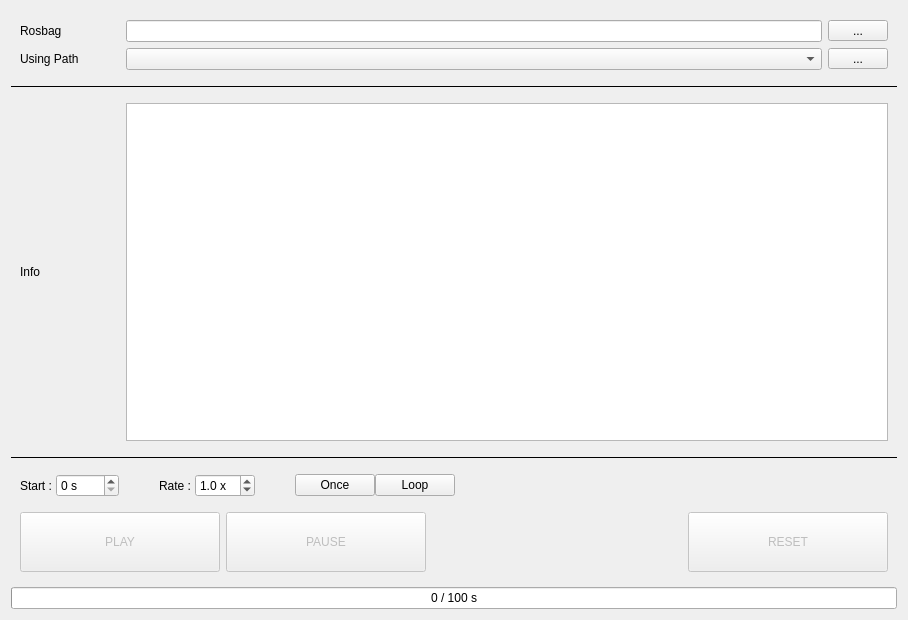
Above: ui/player.ui from yyamazaki933/rosbag_player before the change. Below: the same form after it.
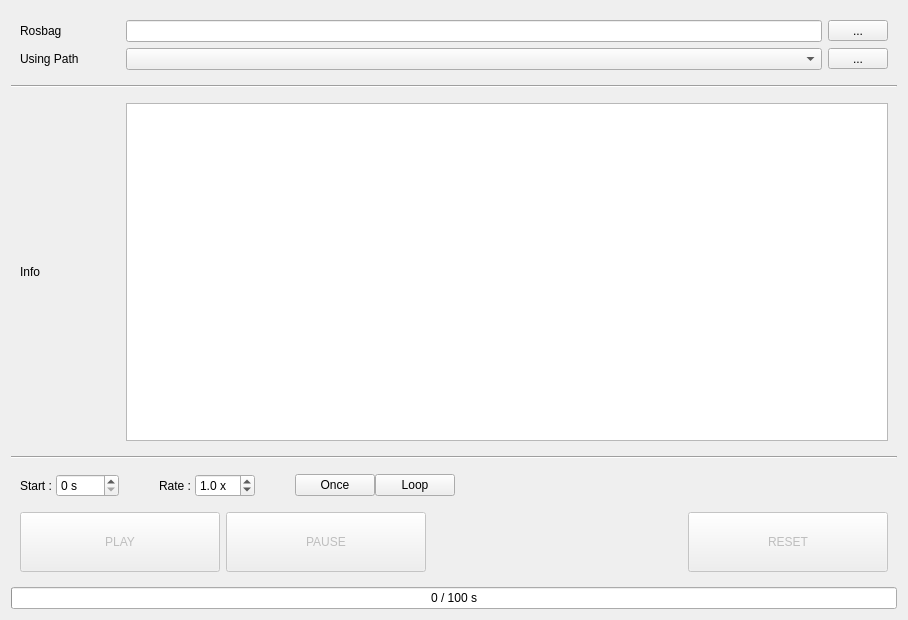
That is the form after the change.

What changed in the file:
```diff
--- a/ui/player.ui
+++ b/ui/player.ui
@@ -138,9 +138,6 @@
    </item>
    <item row="5" column="3">
     <widget class="Line" name="line">
-     <property name="frameShadow">
-      <enum>QFrame::Plain</enum>
-     </property>
      <property name="lineWidth">
       <number>1</number>
      </property>
@@ -468,9 +465,6 @@
    </item>
    <item row="1" column="3">
     <widget class="Line" name="line_2">
-     <property name="frameShadow">
-      <enum>QFrame::Plain</enum>
-     </property>
      <property name="orientation">
       <enum>Qt::Horizontal</enum>
      </property>
```
